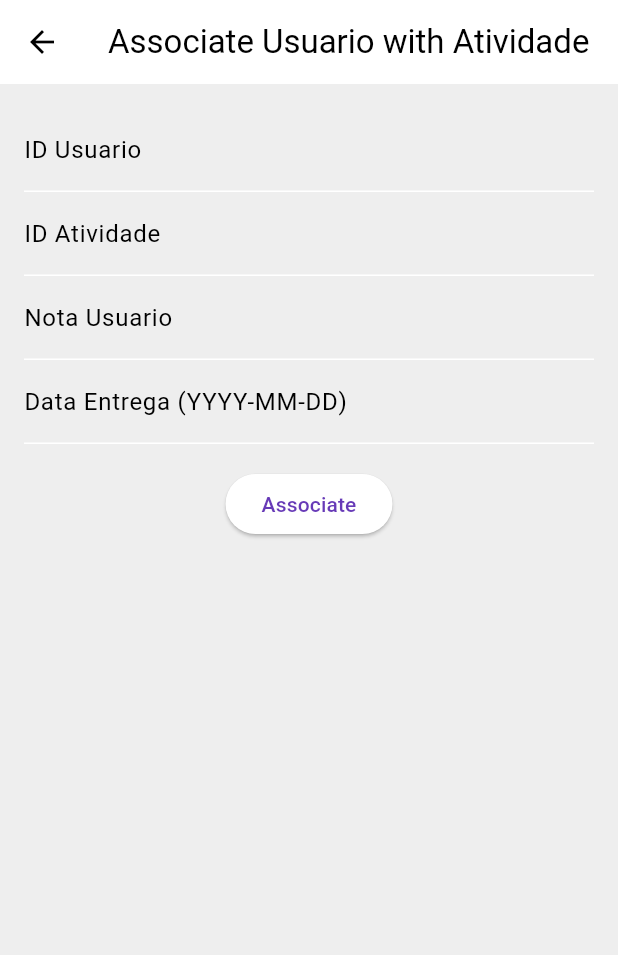
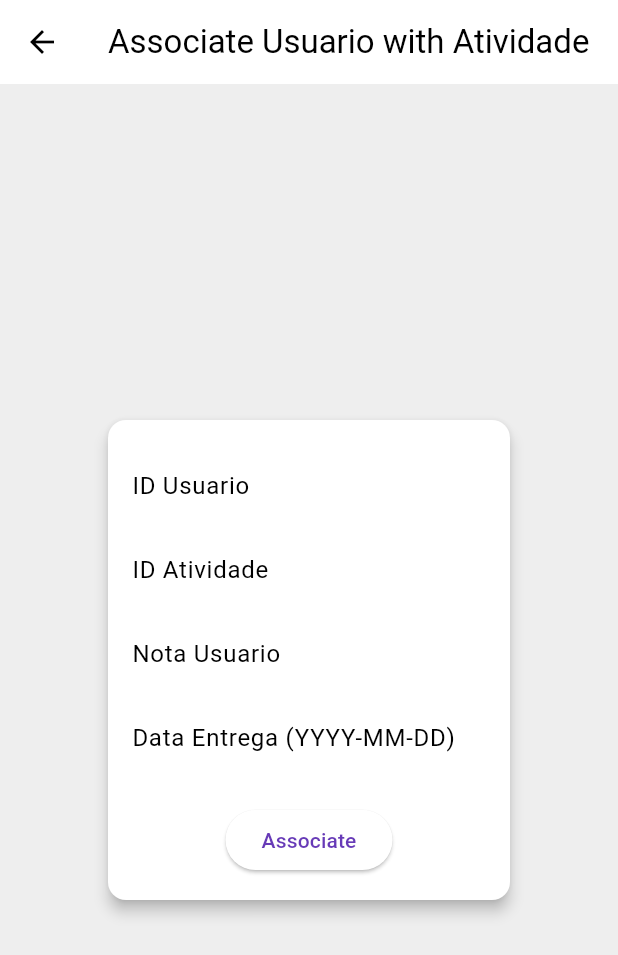
Before and after one commit to KozielGPC/opt120, a Flutter app: the UsuarioAtividadesScreen screen opened directly, on a phone screen of 412 x 824 dp. Shown: the top 955 px of the screen. Run offline on Flutter 3.47's test engine with Material 3 defaults, Android fonts, the phone set to English and light mode, and no system bars.

Commit message:
feat: update usuario atividades scren to a sized card

```diff
--- a/app/lib/usuario_atividades_screen.dart
+++ b/app/lib/usuario_atividades_screen.dart
@@ -2,7 +2,8 @@ import 'package:flutter/material.dart';
 
 class UsuarioAtividadesScreen extends StatefulWidget {
   @override
-  _UsuarioAtividadesScreenState createState() => _UsuarioAtividadesScreenState();
+  _UsuarioAtividadesScreenState createState() =>
+      _UsuarioAtividadesScreenState();
 }
 
 class _UsuarioAtividadesScreenState extends State<UsuarioAtividadesScreen> {
@@ -17,9 +18,16 @@ class _UsuarioAtividadesScreenState extends State<UsuarioAtividadesScreen> {
         appBar: AppBar(
           title: Text('Associate Usuario with Atividade'),
         ),
-      body: Padding(
+        body: Center(
+          child: ConstrainedBox(
+              constraints: BoxConstraints(maxWidth: 300),
+              child: Card(
+                margin: EdgeInsets.all(16),
+                elevation: 4,
+                child: Padding(
                   padding: const EdgeInsets.all(16.0),
                   child: Column(
+                    mainAxisSize: MainAxisSize.min,
                     children: [
                       TextFormField(
                         controller: _idUsuarioController,
@@ -38,7 +46,8 @@ class _UsuarioAtividadesScreenState extends State<UsuarioAtividadesScreen> {
                       ),
                       TextFormField(
                         controller: _dataEntregaController,
-              decoration: InputDecoration(labelText: 'Data Entrega (YYYY-MM-DD)'),
+                        decoration: InputDecoration(
+                            labelText: 'Data Entrega (YYYY-MM-DD)'),
                       ),
                       SizedBox(height: 16),
                       ElevatedButton(
@@ -50,13 +59,15 @@ class _UsuarioAtividadesScreenState extends State<UsuarioAtividadesScreen> {
                     ],
                   ),
                 ),
-    );
+              )),
+        ));
   }
 
   void _associateUsuarioAtividade() {
     final int idUsuario = int.tryParse(_idUsuarioController.text) ?? 0;
     final int idAtividade = int.tryParse(_idAtividadeController.text) ?? 0;
-    final double notaUsuario = double.tryParse(_notaUsuarioController.text) ?? 0.0;
+    final double notaUsuario =
+        double.tryParse(_notaUsuarioController.text) ?? 0.0;
     final String dataEntrega = _dataEntregaController.text;
 
     if (idUsuario <= 0 || idAtividade <= 0 || dataEntrega.isEmpty) {
```
Lines whose indentation alone changed are shown as unchanged.
